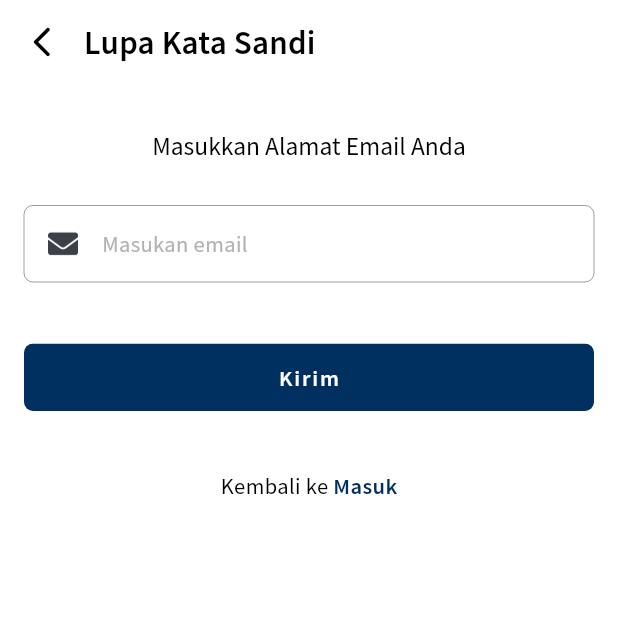
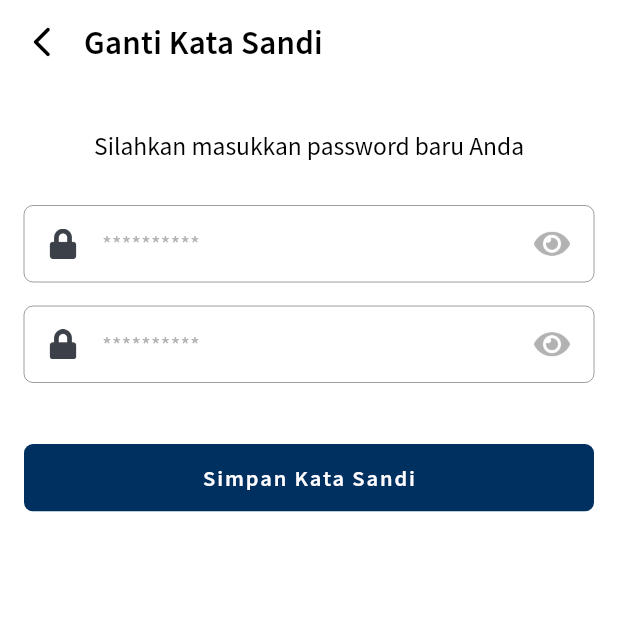
Before and after one commit to erlandmotor/Agent_Mobile_App, a Flutter app: the ForgotPasswordPage screen opened directly, after a tap on "Kirim", on a phone screen of 412 x 824 dp, the top half of it. Run offline on Flutter 3.47's test engine with Material 2 defaults, Android fonts, the phone set to English and light mode, and no system bars.

Commit message:
slicing ui change password figma to code DONE dan membuat tampilan confirm succes paga file requsable

```diff
--- a/lib/helper/routes.dart
+++ b/lib/helper/routes.dart
@@ -15,8 +15,9 @@ class RouteWidget {
     Navigator.push(context, MaterialPageRoute(builder: (context) => page));
   }
 
-  // static Future push(
-  //     {required BuildContext context, required Widget page}) async {
-  //   Navigator.push(context, MaterialPageRoute(builder: (context) => page));
-  // }
+  static Future pushAndRemoveUntil(
+      {required BuildContext context, required Widget page}) async {
+    Navigator.pushAndRemoveUntil(context,
+        MaterialPageRoute(builder: (context) => page), (route) => false);
+  }
 }
--- /dev/null
+++ b/lib/pages/auth_page/change_password_page.dart
@@ -0,0 +1,118 @@
+import 'package:agent_mobile_app/helper/margin_layout.dart';
+import 'package:agent_mobile_app/helper/routes.dart';
+import 'package:agent_mobile_app/helper/themes_colors.dart';
+import 'package:agent_mobile_app/helper/themse_fonts.dart';
+import 'package:agent_mobile_app/pages/auth_page/login_page.dart';
+import 'package:agent_mobile_app/pages/auth_page/widgets/widget_form_input.dart';
+import 'package:agent_mobile_app/widget_reusable/succes_confirm_page.dart';
+import 'package:agent_mobile_app/widget_reusable/widget_appbar_default.dart';
+import 'package:agent_mobile_app/widget_reusable/widget_button.dart';
+import 'package:flutter/gestures.dart';
+import 'package:flutter/material.dart';
+
+class ChangePasswordPage extends StatelessWidget {
+  ChangePasswordPage({Key? key}) : super(key: key);
+  final TextEditingController _newPassword = TextEditingController();
+  final TextEditingController _confirmPassword = TextEditingController();
+
+  final GlobalKey<FormState> _newPasswordKey = GlobalKey<FormState>();
+  final GlobalKey<FormState> _confmPasswordKey = GlobalKey<FormState>();
+
+  final ValueNotifier<bool> _hideNewPasswod = ValueNotifier<bool>(true);
+
+  final ValueNotifier<bool> _hideConfirmPasswod = ValueNotifier<bool>(true);
+
+  @override
+  Widget build(BuildContext context) {
+    return Scaffold(
+      resizeToAvoidBottomInset: false,
+      backgroundColor: Colors.white,
+      appBar: CustomAppBar.appBarDefault(
+        context,
+        backgroundColor: Colors.white,
+        colorComponen: ColorApp.secondary00,
+        title: 'Ganti Kata Sandi',
+      ),
+      body: Padding(
+        padding: Marginlayout.marginhorizontal,
+        child: Column(
+          crossAxisAlignment: CrossAxisAlignment.stretch,
+          children: [
+            const SizedBox(
+              height: 30,
+            ),
+            Text(
+              'Silahkan masukkan password baru Anda',
+              textAlign: TextAlign.center,
+              style: FontStyle.body1,
+            ),
+            const SizedBox(
+              height: 30,
+            ),
+            AnimatedBuilder(
+              animation: _hideNewPasswod,
+              builder: (context, _) => WidgetFormInput(
+                onTapSuffix: () {
+                  _hideNewPasswod.value = !_hideNewPasswod.value;
+                },
+                controller: _newPassword,
+                formKey: _newPasswordKey,
+                obscureText: _hideNewPasswod.value,
+                colorSuffix: _hideNewPasswod.value == true
+                    ? ColorApp.secondaryB2
+                    : ColorApp.primaryA3,
+                hintText: '**********',
+                iconPrefix: 'assets/icons/lock.png',
+                iconSuffix: 'assets/icons/eye.png',
+              ),
+            ),
+            AnimatedBuilder(
+              animation: _hideConfirmPasswod,
+              builder: (context, _) => WidgetFormInput(
+                onTapSuffix: () {
+                  _hideConfirmPasswod.value = !_hideConfirmPasswod.value;
+                },
+                controller: _confirmPassword,
+                formKey: _confmPasswordKey,
+                obscureText: _hideConfirmPasswod.value,
+                colorSuffix: _hideConfirmPasswod.value == true
+                    ? ColorApp.secondaryB2
+                    : ColorApp.primaryA3,
+                hintText: '**********',
+                iconPrefix: 'assets/icons/lock.png',
+                iconSuffix: 'assets/icons/eye.png',
+              ),
+            ),
+            const SizedBox(
+              height: 25,
+            ),
+            ButtonCustom.buttonPrimary(
+                onTap: () {
+                  //TODO: push cgabge password
+                  RouteWidget.push(
+                      context: context,
+                      page: ConfirmSuccesPage(
+                        image: 'assets/ilustration/success.png',
+                        title: 'Hore.. Berhasil!',
+                        description: 'Password SOMI berhasil diperbaharui...',
+                        buttonAction: Padding(
+                          padding: Marginlayout.marginhorizontal,
+                          child: ButtonCustom.buttonPrimary(
+                            onTap: () {
+                              RouteWidget.pushAndRemoveUntil(
+                                  context: context, page: LoginPage());
+                            },
+                            colorBtn: ColorApp.primaryA3,
+                            text: 'Kembali Ke Login',
+                          ),
+                        ),
+                      ));
+                },
+                colorBtn: ColorApp.primaryA3,
+                text: 'Simpan Kata Sandi'),
+          ],
+        ),
+      ),
+    );
+  }
+}
--- a/lib/pages/auth_page/forgot_password_page.dart
+++ b/lib/pages/auth_page/forgot_password_page.dart
@@ -2,6 +2,7 @@ import 'package:agent_mobile_app/helper/margin_layout.dart';
 import 'package:agent_mobile_app/helper/routes.dart';
 import 'package:agent_mobile_app/helper/themes_colors.dart';
 import 'package:agent_mobile_app/helper/themse_fonts.dart';
+import 'package:agent_mobile_app/pages/auth_page/change_password_page.dart';
 import 'package:agent_mobile_app/pages/auth_page/login_page.dart';
 import 'package:agent_mobile_app/pages/auth_page/widgets/widget_form_input.dart';
 import 'package:agent_mobile_app/widget_reusable/widget_appbar_default.dart';
@@ -53,6 +54,8 @@ class ForgotPasswordPage extends StatelessWidget {
             ButtonCustom.buttonPrimary(
                 onTap: () {
                   //TODO: push email
+                  RouteWidget.push(
+                      context: context, page: ChangePasswordPage());
                 },
                 colorBtn: ColorApp.primaryA3,
                 text: 'Kirim'),
```
Also changed, not shown: lib/widget_reusable/succes_confirm_page.dart (added, +52 -0 lines).
